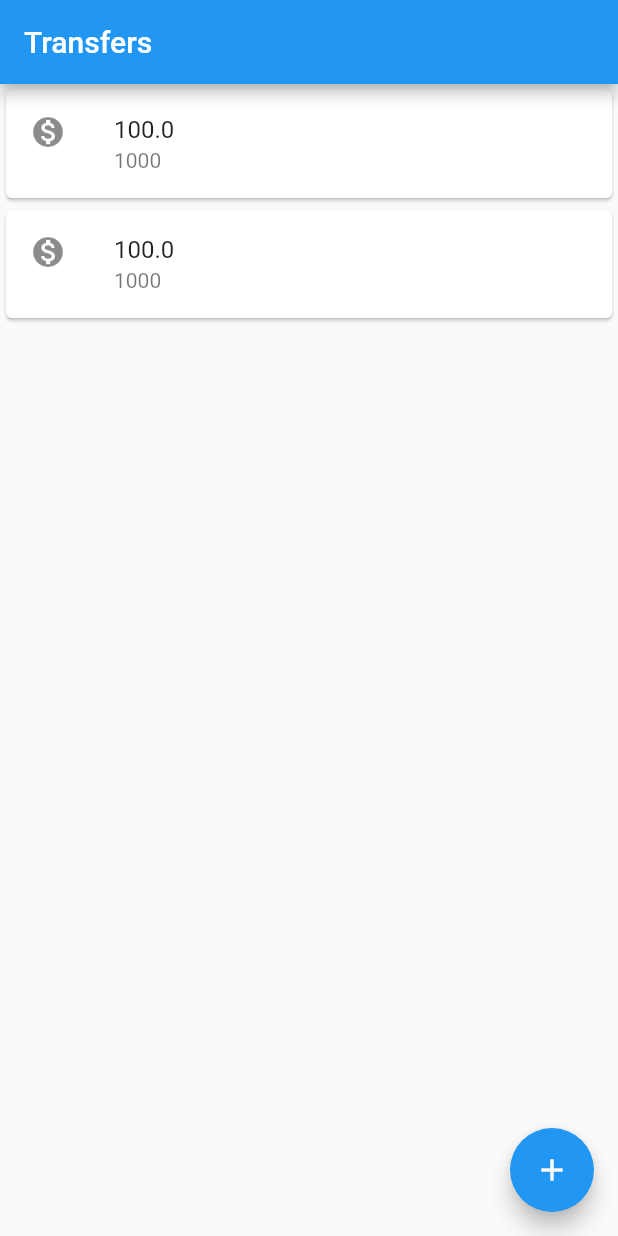
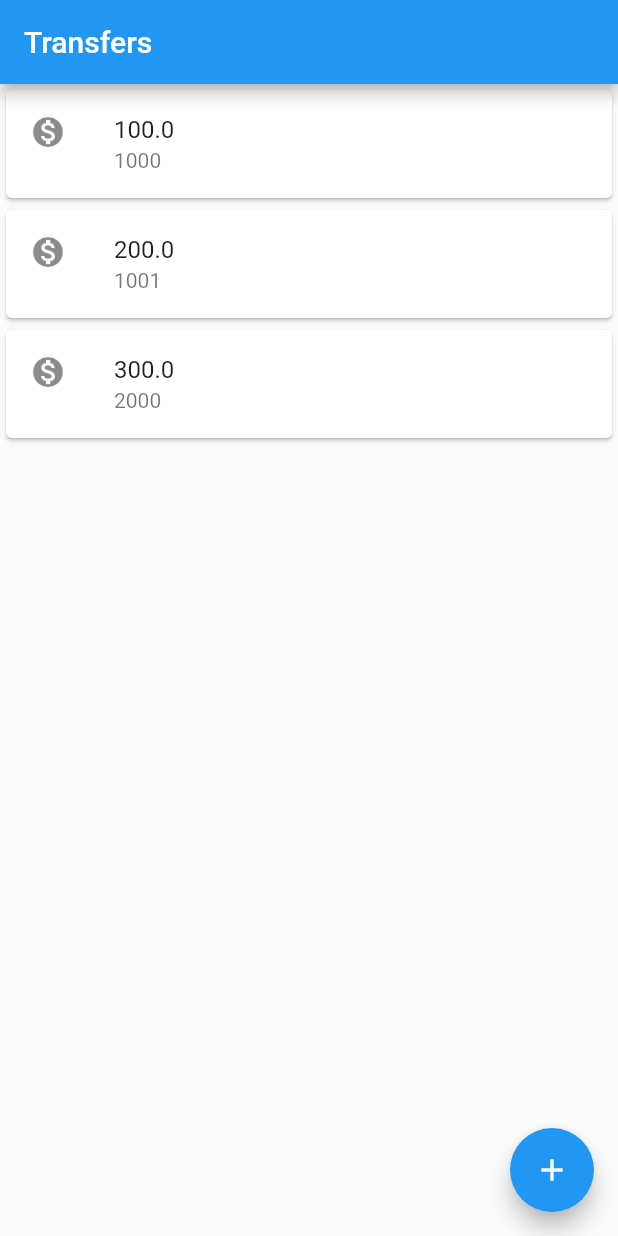
Before and after one commit to MagnunAVF/bytebank, a Flutter app: the screen it shows after launch, on a phone screen of 412 x 824 dp. Run offline on Flutter 3.47's test engine with Material 2 defaults, Android fonts, the phone set to English and light mode, and no system bars.

Commit message:
Extract TransferItem and TransfersList to new StatelessWidgets

```diff
--- a/lib/main.dart
+++ b/lib/main.dart
@@ -2,24 +2,7 @@ import 'package:flutter/material.dart';
 
 void main() => runApp(MaterialApp(
       home: Scaffold(
-        body: Column(
-          children: [
-            Card(
-              child: ListTile(
-                leading: Icon(Icons.monetization_on),
-                title: Text('100.0'),
-                subtitle: Text('1000'),
-              ),
-            ),
-            Card(
-              child: ListTile(
-                leading: Icon(Icons.monetization_on),
-                title: Text('100.0'),
-                subtitle: Text('1000'),
-              ),
-            ),
-          ],
-        ),
+        body: TransfersList(),
         appBar: AppBar(
           title: Text('Transfers'),
         ),
@@ -28,3 +11,40 @@ void main() => runApp(MaterialApp(
         ),
       ),
     ));
+
+class TransfersList extends StatelessWidget {
+  @override
+  Widget build(BuildContext context) {
+    return Column(
+      children: [
+        TransferItem(Transfer(100.0, 1000)),
+        TransferItem(Transfer(200.0, 1001)),
+        TransferItem(Transfer(300.0, 2000)),
+      ],
+    );
+  }
+}
+
+class TransferItem extends StatelessWidget {
+  final Transfer _transfer;
+
+  TransferItem(this._transfer);
+
+  @override
+  Widget build(BuildContext context) {
+    return Card(
+      child: ListTile(
+        leading: Icon(Icons.monetization_on),
+        title: Text(_transfer.value.toString()),
+        subtitle: Text(_transfer.accountNumber.toString()),
+      ),
+    );
+  }
+}
+
+class Transfer {
+  final double value;
+  final int accountNumber;
+
+  Transfer(this.value, this.accountNumber);
+}
```
